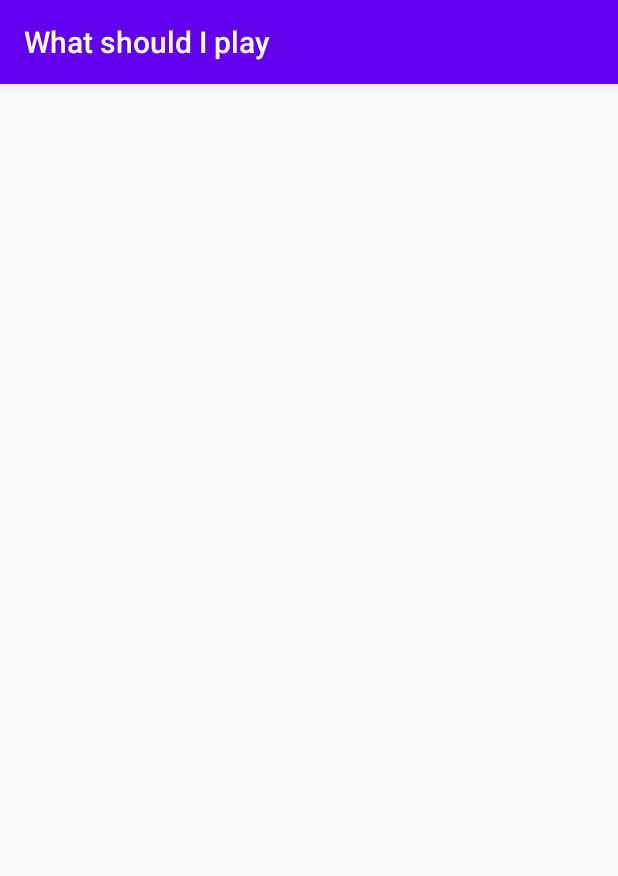
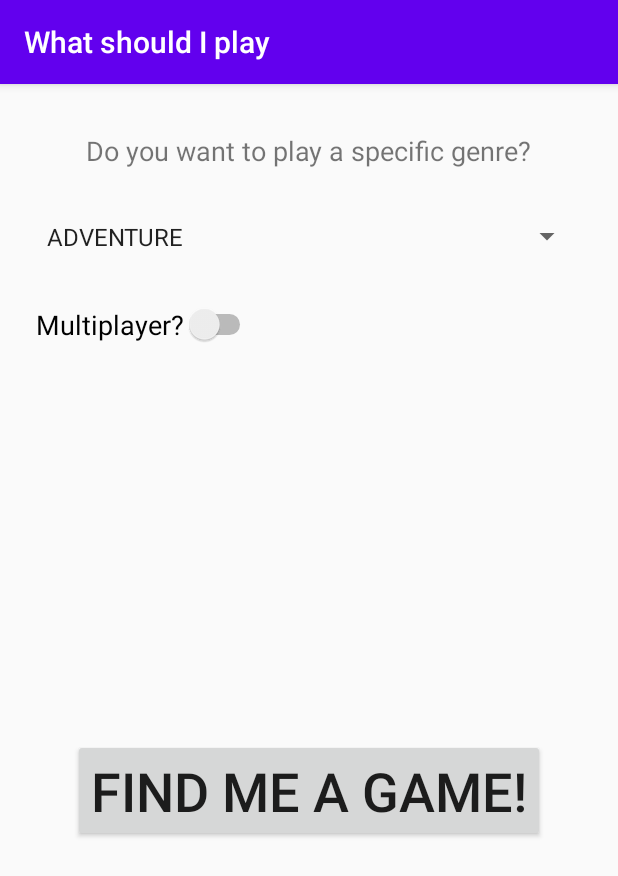
Before and after one commit to jennisimone/WhatShouldIPlayApp, an Android app: the GameSelection screen opened directly, with no data from a screen before it, on a phone screen of 412 x 824 dp. Shown: the top 876 px of the screen. Run offline under Robolectric (Android 15) with nearby library versions, the phone set to English and light mode, and no system bars.

Commit message:
Start interface for adding/selecting a game

```diff
--- a/app/build.gradle
+++ b/app/build.gradle
@@ -31,6 +31,7 @@ dependencies {
     implementation 'androidx.appcompat:appcompat:1.2.0'
     implementation 'androidx.constraintlayout:constraintlayout:1.1.3'
     implementation("com.github.doyaaaaaken:kotlin-csv-jvm:0.7.3")
+    implementation 'com.google.android.material:material:1.2.1'
     testImplementation 'junit:junit:4.12'
     androidTestImplementation 'androidx.test.ext:junit:1.1.1'
     androidTestImplementation 'androidx.test.espresso:espresso-core:3.2.0'
--- a/app/src/main/AndroidManifest.xml
+++ b/app/src/main/AndroidManifest.xml
@@ -9,7 +9,9 @@
         android:roundIcon="@mipmap/ic_launcher_round"
         android:supportsRtl="true"
         android:theme="@style/AppTheme">
-        <activity android:name=".activity.GameSelection"></activity>
+        <activity android:name=".activity.AddGame"></activity>
+        <activity android:name=".activity.GameNameView" />
+        <activity android:name=".activity.GameSelection" />
         <activity android:name=".activity.MainActivity">
             <intent-filter>
                 <action android:name="android.intent.action.MAIN" />
--- a/app/src/main/java/com/example/whatshouldiplay/activity/GameSelection.kt
+++ b/app/src/main/java/com/example/whatshouldiplay/activity/GameSelection.kt
@@ -1,12 +1,45 @@
 package com.example.whatshouldiplay.activity
 
+import android.content.Intent
+import android.os.Bundle
+import android.view.View
+import android.widget.ArrayAdapter
+import android.widget.EditText
+import android.widget.Spinner
 import androidx.appcompat.app.AppCompatActivity
-import android.os.Bundle
 import com.example.whatshouldiplay.R
+import com.example.whatshouldiplay.domain.Game
+import com.example.whatshouldiplay.domain.Genre
+import com.example.whatshouldiplay.repository.GameRepository
+import kotlin.random.Random
+
+const val GAME = "game"
 
 class GameSelection : AppCompatActivity() {
+
     override fun onCreate(savedInstanceState: Bundle?) {
         super.onCreate(savedInstanceState)
         setContentView(R.layout.activity_game_selection)
+        val spinner: Spinner = findViewById(R.id.spinner)
+        spinner.adapter = ArrayAdapter(
+            this,
+            android.R.layout.simple_spinner_item,
+            Genre.values()
+        )
+    }
+
+    fun getGame(view: View) {
+        val randomGame = getRandomGame()
+        val intent = Intent(this, GameNameView::class.java).apply {
+            putExtra(GAME, randomGame.name)
+        }
+        startActivity(intent)
+    }
+
+    fun getRandomGame(): Game {
+        val repo: GameRepository = GameRepository(this)
+        val allGames = repo.getAllGames()
+
+        return allGames[Random(allGames.size).nextInt()]
     }
 }
--- a/app/src/main/java/com/example/whatshouldiplay/activity/MainActivity.kt
+++ b/app/src/main/java/com/example/whatshouldiplay/activity/MainActivity.kt
@@ -17,4 +17,10 @@ class MainActivity : AppCompatActivity() {
         }
         startActivity(intent)
     }
+
+    fun addGame(view: View) {
+        val intent = Intent(this, AddGame::class.java).apply {
+        }
+        startActivity(intent)
+    }
 }
--- a/app/src/main/res/layout/activity_game_selection.xml
+++ b/app/src/main/res/layout/activity_game_selection.xml
@@ -6,4 +6,49 @@
     android:layout_height="match_parent"
     tools:context=".activity.GameSelection">
 
+    <Spinner
+        android:id="@+id/spinner"
+        android:layout_width="365dp"
+        android:layout_height="42dp"
+        android:layout_marginTop="24dp"
+        app:layout_constraintEnd_toEndOf="parent"
+        app:layout_constraintStart_toStartOf="parent"
+        app:layout_constraintTop_toBottomOf="@+id/textView" />
+
+    <TextView
+        android:id="@+id/textView"
+        android:layout_width="wrap_content"
+        android:layout_height="wrap_content"
+        android:layout_marginTop="32dp"
+        android:text="Do you want to play a specific genre?"
+        android:textSize="18sp"
+        app:layout_constraintEnd_toEndOf="parent"
+        app:layout_constraintStart_toStartOf="parent"
+        app:layout_constraintTop_toTopOf="parent" />
+
+    <Switch
+        android:id="@+id/switch1"
+        android:layout_width="wrap_content"
+        android:layout_height="wrap_content"
+        android:layout_marginStart="24dp"
+        android:layout_marginLeft="24dp"
+        android:layout_marginTop="24dp"
+        android:text="Multiplayer?"
+        android:textSize="18sp"
+        app:layout_constraintStart_toStartOf="parent"
+        app:layout_constraintTop_toBottomOf="@+id/spinner" />
+
+    <Button
+        android:id="@+id/button"
+        android:layout_width="wrap_content"
+        android:layout_height="wrap_content"
+        android:layout_marginTop="24dp"
+        android:layout_marginBottom="24dp"
+        android:text="Find me a game!"
+        android:onClick="getRandomGame"
+        android:textSize="36sp"
+        app:layout_constraintBottom_toBottomOf="parent"
+        app:layout_constraintEnd_toEndOf="parent"
+        app:layout_constraintStart_toStartOf="parent"
+        app:layout_constraintTop_toBottomOf="@+id/switch1" />
 </androidx.constraintlayout.widget.ConstraintLayout>
--- a/app/src/main/res/layout/activity_main.xml
+++ b/app/src/main/res/layout/activity_main.xml
@@ -12,6 +12,7 @@
         android:layout_height="53dp"
         android:text="@string/button_main"
         android:textSize="24sp"
+        android:onClick="chooseGame"
         app:layout_constraintBottom_toBottomOf="parent"
         app:layout_constraintEnd_toEndOf="parent"
         app:layout_constraintStart_toStartOf="parent"
```
Also changed, not shown: app/src/main/java/com/example/whatshouldiplay/activity/AddGame.kt (added, +12 -0 lines), app/src/main/java/com/example/whatshouldiplay/activity/GameNameView.kt (added, +19 -0 lines), app/src/main/res/layout/activity_add_game.xml (added, +9 -0 lines), app/src/main/res/layout/activity_game_name_view.xml (added, +19 -0 lines).
